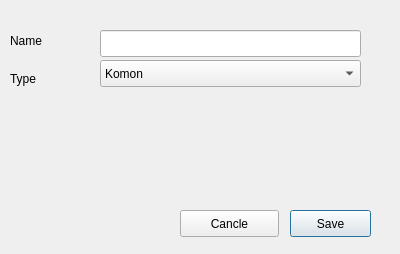
Old version of the form AddItem.ui in the repository rukichen/wardrobe.
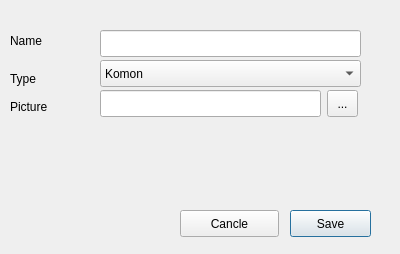
New version of the form.

```diff
--- a/AddItem.ui
+++ b/AddItem.ui
@@ -100,6 +100,48 @@
     <string>Cancle</string>
    </property>
   </widget>
+  <widget class="QLineEdit" name="lineEdit">
+   <property name="geometry">
+    <rect>
+     <x>100</x>
+     <y>90</y>
+     <width>221</width>
+     <height>27</height>
+    </rect>
+   </property>
+  </widget>
+  <widget class="QLabel" name="label_3">
+   <property name="geometry">
+    <rect>
+     <x>10</x>
+     <y>100</y>
+     <width>59</width>
+     <height>14</height>
+    </rect>
+   </property>
+   <property name="text">
+    <string>Picture</string>
+   </property>
+   <property name="buddy">
+    <cstring>lineEdit</cstring>
+   </property>
+  </widget>
+  <widget class="QToolButton" name="toolButton">
+   <property name="geometry">
+    <rect>
+     <x>327</x>
+     <y>90</y>
+     <width>31</width>
+     <height>27</height>
+    </rect>
+   </property>
+   <property name="text">
+    <string>...</string>
+   </property>
+   <property name="popupMode">
+    <enum>QToolButton::DelayedPopup</enum>
+   </property>
+  </widget>
  </widget>
  <resources/>
  <connections/>
```
Left out of the diff: 6 changed lines with no effect on the pictures.
